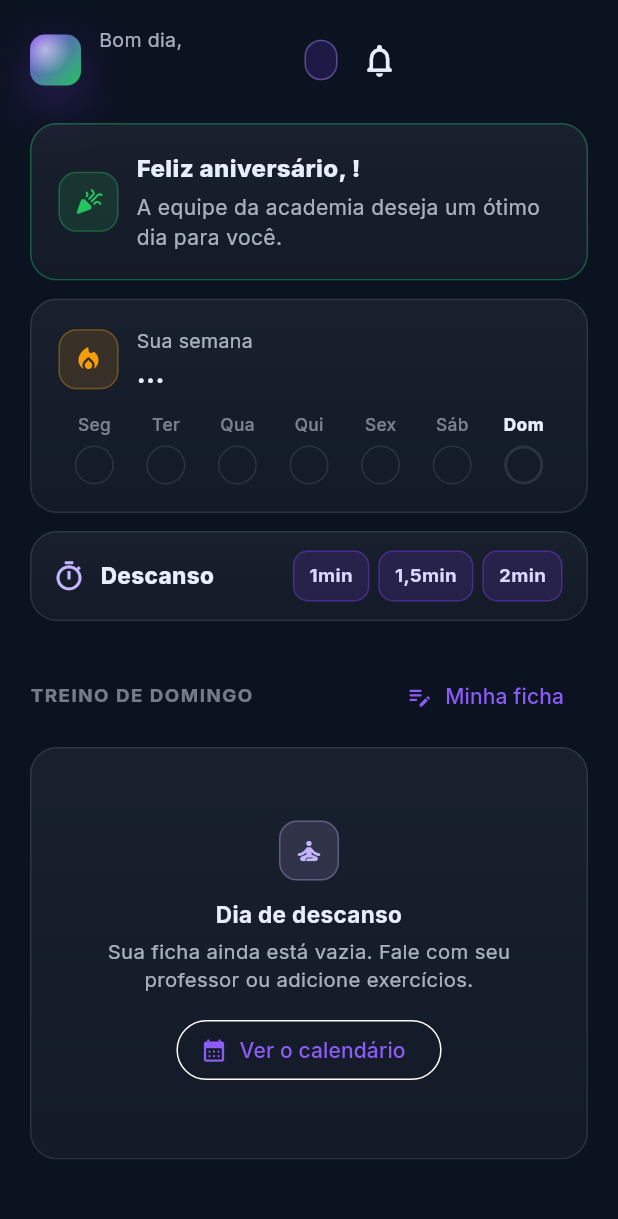
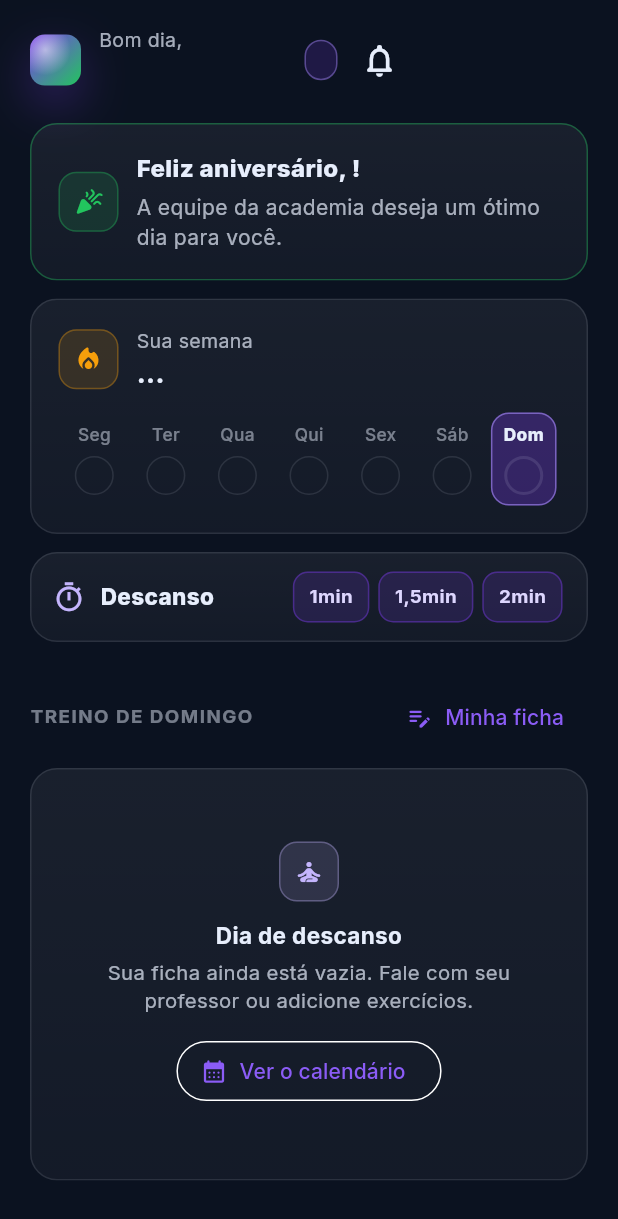
Before and after one commit to marinalivias/ccam-app, a Flutter app: the HojeScreen widget shown alone on an empty page, opened directly with empty values, on a phone screen of 412 x 824 dp. Shown: the top 1219 px of the screen. Run offline on Flutter 3.47's test engine with Material 3 defaults, Android fonts, the phone set to English and light mode, and no system bars; our stand-ins replace flutter_local_notifications, google_fonts, qr_flutter, shared_preferences, timezone; missing offline and left inert: workmanager; accounts and stored records are empty; network calls fail.

Commit message:
Dias da semana na tela inicial mostram o treino do dia

```diff
--- a/lib/screens/hoje_screen.dart
+++ b/lib/screens/hoje_screen.dart
@@ -15,7 +15,7 @@ import '../widgets/exercicio_widgets.dart';
 import '../widgets/notificacoes_sheet.dart';
 import 'minha_ficha_screen.dart';
 
-class HojeScreen extends StatelessWidget {
+class HojeScreen extends StatefulWidget {
   final Aluno aluno;
   final TreinoStore store;
   final SocialStore social;
@@ -30,6 +30,17 @@ class HojeScreen extends StatelessWidget {
     required this.irParaSemana,
     required this.abrirNotificacao,
   });
+
+  @override
+  State<HojeScreen> createState() => _HojeScreenState();
+}
+
+class _HojeScreenState extends State<HojeScreen> {
+  DateTime _dia = Helpers.soData(DateTime.now());
+
+  Aluno get aluno => widget.aluno;
+  TreinoStore get store => widget.store;
+  SocialStore get social => widget.social;
 
   bool get _aniversarioHoje {
     final d = aluno.dataNascimento;
@@ -59,9 +70,9 @@ class HojeScreen extends StatelessWidget {
     if (texto == null || atual == null) return;
     try {
       await store.salvarDia(hoje, atual.idsFeitos, observacao: texto.isEmpty ? null : texto);
-      if (context.mounted) mostrarMensagem(context, 'Anotação salva.');
+      if (mounted) mostrarMensagem(this.context, 'Anotação salva.');
     } on ApiException catch (e) {
-      if (context.mounted) mostrarMensagem(context, e.mensagem, erro: true);
+      if (mounted) mostrarMensagem(this.context, e.mensagem, erro: true);
     }
   }
 
@@ -71,9 +82,13 @@ class HojeScreen extends StatelessWidget {
       listenable: store,
       builder: (context, _) {
         final hoje = Helpers.soData(DateTime.now());
-        final lista = store.doDia(hoje);
-        final feitos = store.feitosEm(hoje);
-        final realizado = store.realizadoEm(hoje);
+        final dia = _dia;
+        final ehHoje = Helpers.mesmoDia(dia, hoje);
+        final futuro = dia.isAfter(hoje);
+        final podeMarcar = !futuro && !dia.isBefore(hoje.subtract(const Duration(days: 30)));
+        final lista = store.doDia(dia);
+        final feitos = store.feitosEm(dia);
+        final realizado = store.realizadoEm(dia);
 
         return SafeArea(
           child: RefreshIndicator(
@@ -89,35 +104,45 @@ class HojeScreen extends StatelessWidget {
                       child: Column(
                         crossAxisAlignment: CrossAxisAlignment.start,
                         children: [
-                          Text('${Helpers.getSaudacao(DateTime.now().hour)},',
-                              style: const TextStyle(color: Cores.textoSuave, fontSize: 13)),
+                          Text(
+                            '${Helpers.getSaudacao(DateTime.now().hour)},',
+                            style: const TextStyle(color: Cores.textoSuave, fontSize: 13),
+                          ),
                           Text(aluno.primeiroNome, style: const TextStyle(fontWeight: FontWeight.w800, fontSize: 19)),
                         ],
                       ),
                     ),
                     if (aluno.academia != null) Flexible(child: Selo(aluno.academia!, tipo: TipoSelo.marca)),
                     const SizedBox(width: 4),
-                    BotaoNotificacoes(social: social, abrir: abrirNotificacao),
+                    BotaoNotificacoes(social: social, abrir: widget.abrirNotificacao),
                   ],
                 ),
                 const SizedBox(height: 18),
-                if (_aniversarioHoje) ...[
-                  _Aniversario(nome: aluno.primeiroNome, social: social),
-                  const SizedBox(height: 12),
-                ],
-                _ResumoSemana(store: store, onTap: irParaSemana),
+                if (_aniversarioHoje) ...[_Aniversario(nome: aluno.primeiroNome, social: social), const SizedBox(height: 12)],
+                _ResumoSemana(store: store, selecionado: dia, onDia: (d) => setState(() => _dia = d)),
                 const SizedBox(height: 12),
                 const CronometroDescanso(),
                 TituloSecao(
-                  'Treino de ${Helpers.obterDiaAtual(hoje.weekday).toLowerCase()}',
-                  acao: TextButton.icon(
+                  ehHoje
+                      ? 'Treino de ${Helpers.obterDiaAtual(hoje.weekday).toLowerCase()}'
+                      : '${Helpers.obterDiaAtual(dia.weekday)}, ${dia.day.toString().padLeft(2, '0')}/${dia.month.toString().padLeft(2, '0')}',
+                  acao: ehHoje
+                      ? TextButton.icon(
                           onPressed: () => Navigator.push(context, MaterialPageRoute(builder: (_) => MinhaFichaScreen(store: store))),
                           icon: const Icon(Icons.edit_note_rounded, size: 18),
                           label: const Text('Minha ficha'),
+                        )
+                      : TextButton.icon(
+                          onPressed: () => setState(() => _dia = hoje),
+                          icon: const Icon(Icons.today_rounded, size: 18),
+                          label: const Text('Voltar para hoje'),
                         ),
                 ),
                 if (store.carregando && store.ficha.isEmpty)
-                  const Padding(padding: EdgeInsets.all(40), child: Center(child: CircularProgressIndicator()))
+                  const Padding(
+                    padding: EdgeInsets.all(40),
+                    child: Center(child: CircularProgressIndicator()),
+                  )
                 else if (store.erro != null)
                   Erro(mensagem: store.erro!, onTentar: store.carregar)
                 else if (lista.isEmpty)
@@ -127,37 +152,55 @@ class HojeScreen extends StatelessWidget {
                       titulo: 'Dia de descanso',
                       texto: store.ficha.isEmpty
                           ? 'Sua ficha ainda está vazia. Fale com seu professor ou adicione exercícios.'
-                          : 'Nenhum exercício para hoje. Aproveite para recuperar.',
+                          : ehHoje
+                          ? 'Nenhum exercício para hoje. Aproveite para recuperar.'
+                          : 'Nenhum exercício neste dia.',
                       acao: OutlinedButton.icon(
-                        onPressed: irParaSemana,
+                        onPressed: widget.irParaSemana,
                         icon: const Icon(Icons.calendar_month_rounded, size: 18),
                         label: const Text('Ver o calendário'),
                       ),
                     ),
                   )
                 else ...[
-                  Builder(builder: (_) {
-                    final (feitas, total) = store.progressoSeries(hoje);
-                    return Cartao(child: BarraProgresso(feitos: feitas, total: total));
-                  }),
+                  if (futuro)
+                    const Padding(
+                      padding: EdgeInsets.only(bottom: 10),
+                      child: Text(
+                        'Treino previsto. Você pode marcar quando o dia chegar.',
+                        style: TextStyle(color: Cores.textoFraco, fontSize: 13),
+                      ),
+                    )
+                  else ...[
+                    Builder(
+                      builder: (_) {
+                        final (feitas, total) = store.progressoSeries(dia);
+                        return Cartao(
+                          child: BarraProgresso(feitos: feitas, total: total),
+                        );
+                      },
+                    ),
                     const SizedBox(height: 12),
+                  ],
                   for (final ex in lista)
                     LinhaExercicio(
                       exercicio: ex,
                       gif: store.gifDe(ex),
                       feito: feitos.contains(ex.id),
-                      seriesFeitas: store.seriesFeitas(hoje, ex),
-                      iniciado: store.registroDe(hoje, ex.id) != null,
-                      podeMarcar: true,
-                      onMarcar: () => abrirRegistro(context, store, ex, hoje),
+                      seriesFeitas: store.seriesFeitas(dia, ex),
+                      iniciado: store.registroDe(dia, ex.id) != null,
+                      podeMarcar: podeMarcar,
+                      onMarcar: () => abrirRegistro(context, store, ex, dia),
                       onAbrir: () => abrirDemonstracao(context, store, ex),
                     ),
+                  if (!futuro) ...[
                     const SizedBox(height: 4),
                     OutlinedButton.icon(
-                    onPressed: realizado == null ? null : () => _observacao(context, hoje),
+                      onPressed: realizado == null ? null : () => _observacao(context, dia),
                       icon: const Icon(Icons.edit_note_rounded, size: 20),
                       label: Text(realizado?.observacao == null ? 'Anotar como foi o treino' : 'Ver anotação do treino'),
                     ),
+                  ],
                 ],
               ],
             ),
@@ -212,9 +255,10 @@ class _Aniversario extends StatelessWidget {
 
 class _ResumoSemana extends StatelessWidget {
   final TreinoStore store;
-  final VoidCallback onTap;
+  final DateTime selecionado;
+  final ValueChanged<DateTime> onDia;
 
-  const _ResumoSemana({required this.store, required this.onTap});
+  const _ResumoSemana({required this.store, required this.selecionado, required this.onDia});
 
   @override
   Widget build(BuildContext context) {
@@ -222,7 +266,6 @@ class _ResumoSemana extends StatelessWidget {
     final segunda = Helpers.segundaDaSemana(DateTime.now());
     final hoje = Helpers.soData(DateTime.now());
     return Cartao(
-      onTap: onTap,
       child: Column(
         crossAxisAlignment: CrossAxisAlignment.start,
         children: [
@@ -246,7 +289,15 @@ class _ResumoSemana extends StatelessWidget {
                   ],
                 ),
               ),
-              if (f != null) Selo('${f.percentual}% no mês', tipo: f.percentual >= 75 ? TipoSelo.ok : f.percentual >= 40 ? TipoSelo.aviso : TipoSelo.neutro),
+              if (f != null)
+                Selo(
+                  '${f.percentual}% no mês',
+                  tipo: f.percentual >= 75
+                      ? TipoSelo.ok
+                      : f.percentual >= 40
+                      ? TipoSelo.aviso
+                      : TipoSelo.neutro,
+                ),
             ],
           ),
           const SizedBox(height: 14),
@@ -256,13 +307,32 @@ class _ResumoSemana extends StatelessWidget {
               final r = store.realizadoEm(d);
               final previsto = store.doDia(d).isNotEmpty;
               final ehHoje = Helpers.mesmoDia(d, hoje);
+              final marcado = Helpers.mesmoDia(d, selecionado);
               Color cor = Cores.superficie2;
               if (r != null) cor = r.concluido ? Cores.verde : Cores.amarelo;
               return Expanded(
+                child: InkWell(
+                  onTap: () => onDia(d),
+                  borderRadius: BorderRadius.circular(12),
+                  child: AnimatedContainer(
+                    duration: const Duration(milliseconds: 160),
+                    margin: const EdgeInsets.symmetric(horizontal: 2),
+                    padding: const EdgeInsets.symmetric(vertical: 6),
+                    decoration: BoxDecoration(
+                      borderRadius: BorderRadius.circular(12),
+                      color: marcado ? Cores.marca.withValues(alpha: 0.3) : Colors.transparent,
+                      border: Border.all(color: marcado ? const Color(0x99A78BFA) : Colors.transparent),
+                    ),
                     child: Column(
                       children: [
-                    Text(Helpers.diasCurtos[i],
-                        style: TextStyle(fontSize: 11.5, color: ehHoje ? Cores.texto : Cores.textoFraco, fontWeight: ehHoje ? FontWeight.w800 : FontWeight.w500)),
+                        Text(
+                          Helpers.diasCurtos[i],
+                          style: TextStyle(
+                            fontSize: 11.5,
+                            color: ehHoje ? Cores.texto : Cores.textoFraco,
+                            fontWeight: ehHoje ? FontWeight.w800 : FontWeight.w500,
+                          ),
+                        ),
                         const SizedBox(height: 6),
                         Container(
                           width: 26,
@@ -270,14 +340,15 @@ class _ResumoSemana extends StatelessWidget {
                           decoration: BoxDecoration(
                             shape: BoxShape.circle,
                             color: r != null ? cor.withValues(alpha: 0.25) : Colors.transparent,
-                        border: Border.all(
-                          color: r != null ? cor : (previsto ? Cores.bordaForte : Cores.borda),
-                          width: ehHoje ? 2 : 1,
+                            border: Border.all(color: r != null ? cor : (previsto ? Cores.bordaForte : Cores.borda), width: ehHoje ? 2 : 1),
+                          ),
+                          child: r != null
+                              ? Icon(r.concluido ? Icons.check_rounded : Icons.more_horiz_rounded, size: 15, color: cor)
+                              : null,
+                        ),
+                      ],
                     ),
                   ),
-                      child: r != null ? Icon(r.concluido ? Icons.check_rounded : Icons.more_horiz_rounded, size: 15, color: cor) : null,
-                    ),
-                  ],
                 ),
               );
             }),
@@ -328,8 +399,16 @@ class _CronometroDescansoState extends State<CronometroDescanso> {
       context: context,
       builder: (ctx) => AlertDialog(
         icon: const Icon(Icons.timer_off_rounded, color: Cores.verde, size: 40),
-        title: const Text('Descanso terminou', textAlign: TextAlign.center, style: TextStyle(fontWeight: FontWeight.w800)),
-        content: const Text('Hora da próxima série!', textAlign: TextAlign.center, style: TextStyle(color: Cores.textoSuave)),
+        title: const Text(
+          'Descanso terminou',
+          textAlign: TextAlign.center,
+          style: TextStyle(fontWeight: FontWeight.w800),
+        ),
+        content: const Text(
+          'Hora da próxima série!',
+          textAlign: TextAlign.center,
+          style: TextStyle(color: Cores.textoSuave),
+        ),
         actionsAlignment: MainAxisAlignment.center,
         actions: [
           FilledButton.icon(
@@ -367,7 +446,11 @@ class _CronometroDescansoState extends State<CronometroDescanso> {
               const SizedBox(width: 10),
               Text(
                 ativo ? Helpers.formatarTempoDescanso(_restante) : 'Descanso',
-                style: TextStyle(fontWeight: FontWeight.w800, fontSize: ativo ? 20 : 15, fontFeatures: const [FontFeature.tabularFigures()]),
+                style: TextStyle(
+                  fontWeight: FontWeight.w800,
+                  fontSize: ativo ? 20 : 15,
+                  fontFeatures: const [FontFeature.tabularFigures()],
+                ),
               ),
               const Spacer(),
               for (final s in const [60, 90, 120]) ...[
@@ -419,7 +502,10 @@ class _BotaoTempo extends StatelessWidget {
           borderRadius: BorderRadius.circular(10),
           border: Border.all(color: Cores.marca.withValues(alpha: 0.4)),
         ),
-        child: Text(rotulo, style: const TextStyle(fontSize: 12.5, fontWeight: FontWeight.w700, color: Color(0xFFDDD6FE))),
+        child: Text(
+          rotulo,
+          style: const TextStyle(fontSize: 12.5, fontWeight: FontWeight.w700, color: Color(0xFFDDD6FE)),
+        ),
       ),
     );
   }
```
Lines whose indentation alone changed are shown as unchanged.
